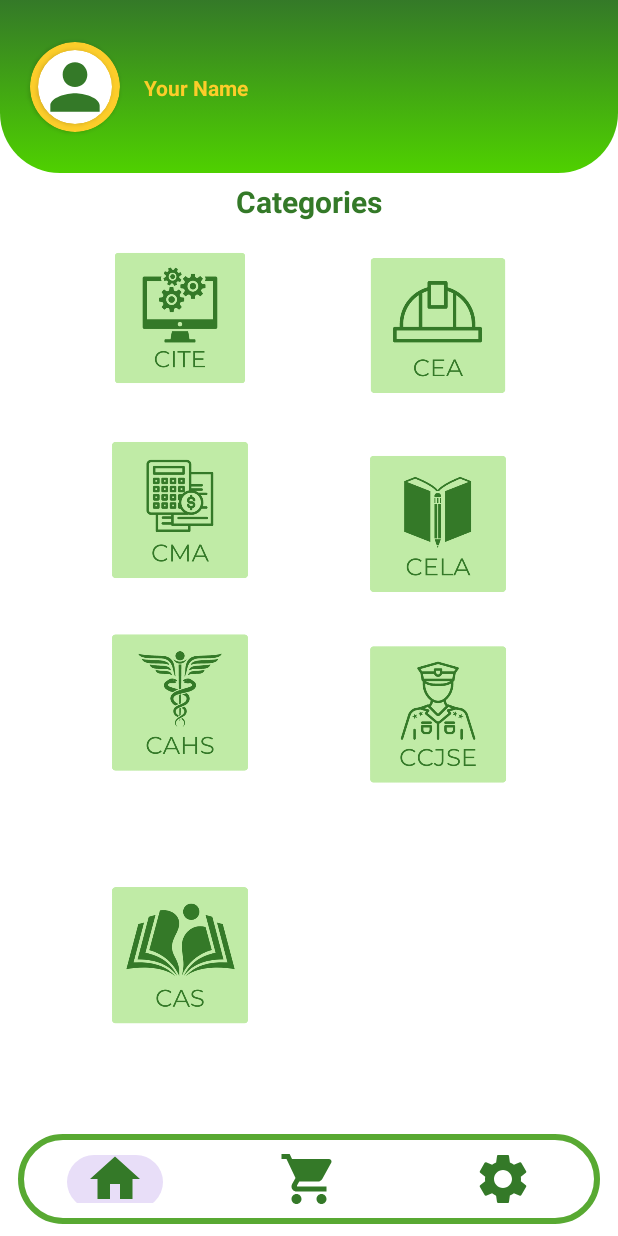
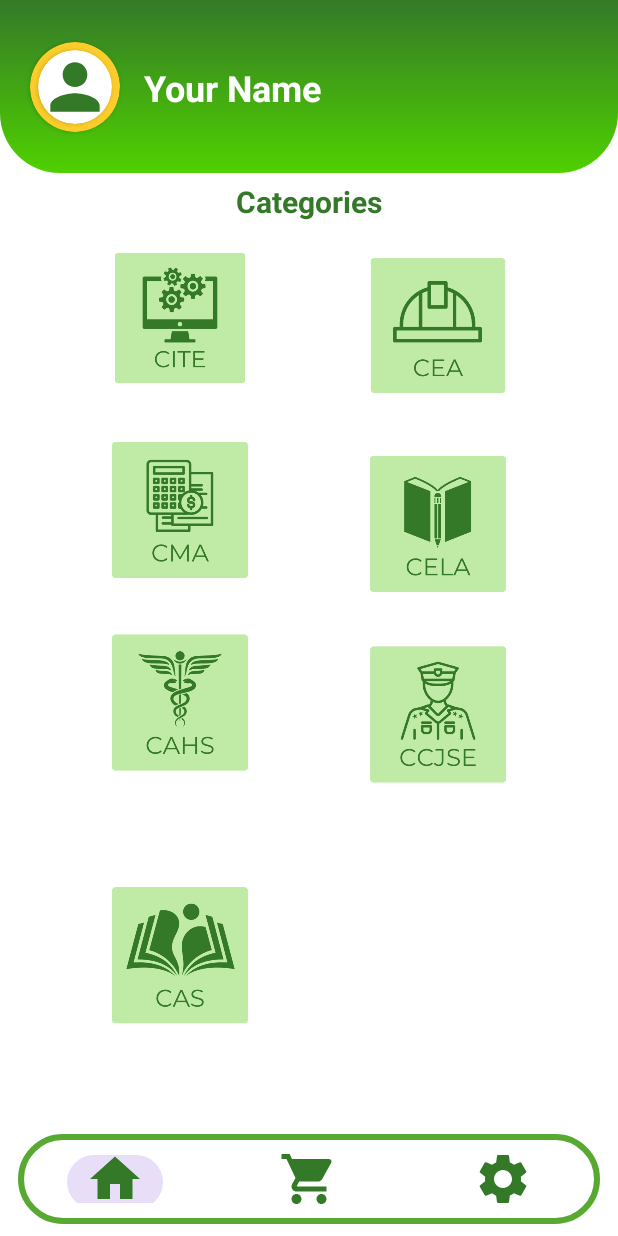
Before and after one commit to Diolazo/practice, an Android app: the HomePageActivity screen opened directly, with no data from a screen before it, on a phone screen of 412 x 824 dp. Run offline under Robolectric (Android 15) with nearby library versions, the phone set to English and light mode, and no system bars; libraries missing offline, so code that uses them is left out: org.mindrot.jbcrypt; Roboto replaces fonts that are not available here.

Commit message:
uwu commit

```diff
--- a/app/src/main/java/com/example/practice/MainActivity.kt
+++ b/app/src/main/java/com/example/practice/MainActivity.kt
@@ -17,7 +17,7 @@ class MainActivity : AppCompatActivity() {
         setContentView(binding.root)
 
 
-        val delayMillis = 5000L
+        val delayMillis = 3000L
         android.os.Handler().postDelayed({
             startActivity(Intent(this, SignInActivity::class.java))
             finish()
--- a/app/src/main/java/com/example/practice/data/HomePageActivity.kt
+++ b/app/src/main/java/com/example/practice/data/HomePageActivity.kt
@@ -1,9 +1,12 @@
 package com.example.practice.data
 
+import android.content.Context
 import android.content.Intent
+import android.content.SharedPreferences
 import android.os.Bundle
 import android.os.Handler
 import android.os.Looper
+import android.provider.ContactsContract.Data
 import android.widget.Toast
 import androidx.appcompat.app.AppCompatActivity
 import com.example.practice.R
@@ -14,17 +17,29 @@ import com.example.practice.data.course.CeaProducts
 import com.example.practice.data.course.CelaProducts
 import com.example.practice.data.course.CiteProducts
 import com.example.practice.data.course.CmaProducts
+import com.example.practice.data.files.DatabaseHelper
 import com.example.practice.databinding.DesignHomePageActivityBinding
 
 class HomePageActivity : AppCompatActivity() {
 
     private lateinit var binding: DesignHomePageActivityBinding
+    private lateinit var dbHelper: DatabaseHelper
     private var doubleBackToExitPressOnce = false
+    private lateinit var sharedPreferences: SharedPreferences
 
     override fun onCreate(savedInstanceState: Bundle?) {
         super.onCreate(savedInstanceState)
         binding = DesignHomePageActivityBinding.inflate(layoutInflater)
         setContentView(binding.root)
+
+        dbHelper = DatabaseHelper(this)
+        sharedPreferences = getSharedPreferences("UserPrefs", Context.MODE_PRIVATE)
+
+        val userEmail = sharedPreferences.getString("userEmail", null)
+        if (userEmail != null){
+            val userName = dbHelper.getUserNameByEmail(userEmail)
+            binding.tvUser.text = userName?: "Your Name"
+        }
 
         binding.btnCite.setOnClickListener {
             startActivity(Intent(this, CiteProducts::class.java))
@@ -54,7 +69,11 @@ class HomePageActivity : AppCompatActivity() {
         binding.BottomNavMenu.setOnItemSelectedListener { item ->
             when (item.itemId) {
                 R.id.home -> {
-                    startActivity(Intent(this, HomePageActivity::class.java))
+                    if (this::class.java != HomePageActivity::class.java) {
+                        startActivity(Intent(this, HomePageActivity::class.java))
+                    } else {
+
+                    }
                     true
                 }
                 R.id.shoppingcart -> {
--- a/app/src/main/res/layout/design_home_page_activity.xml
+++ b/app/src/main/res/layout/design_home_page_activity.xml
@@ -26,7 +26,8 @@
             android:layout_marginTop="16dp"
             android:layout_marginBottom="16dp"
             android:text="Your Name"
-            android:textColor="@color/yellow"
+            android:textColor="@color/white"
+            android:textSize="24sp"
             android:textStyle="bold"
             app:layout_constraintBottom_toBottomOf="parent"
             app:layout_constraintStart_toEndOf="@+id/cardView"
```
